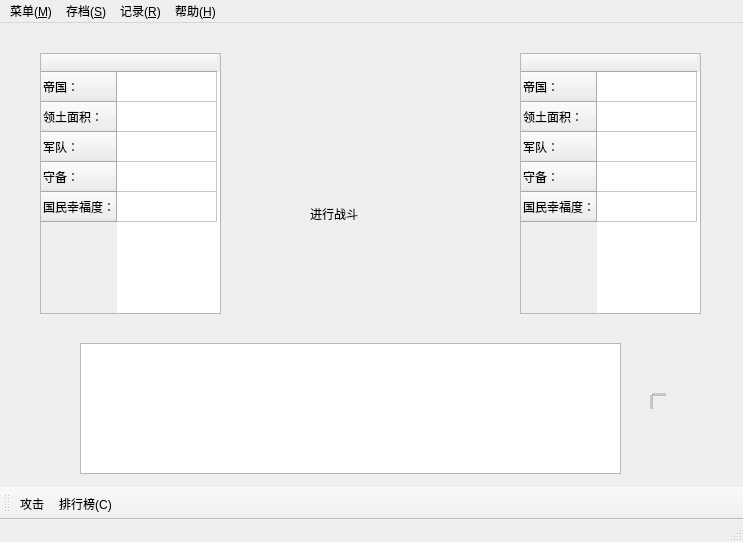
This is SRC/trunk/Game.ui in TimVan1596/History-of-Land as Qt 5 draws it before an edit. The edited form follows.
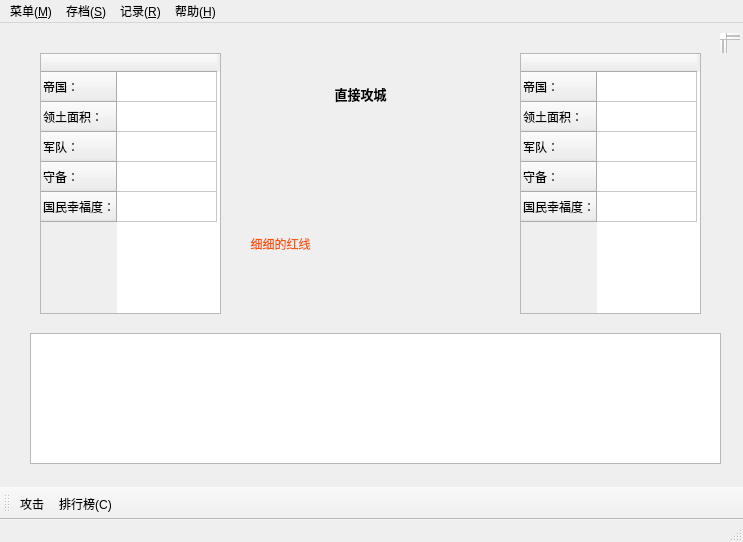
This is the edited form. Icons and pictures are not drawn.

What changed in the file:
```diff
--- a/SRC/trunk/Game.ui
+++ b/SRC/trunk/Game.ui
@@ -27,51 +27,12 @@
      <string/>
     </property>
    </widget>
-   <widget class="QPushButton" name="pushButton">
-    <property name="geometry">
-     <rect>
-      <x>280</x>
-      <y>70</y>
-      <width>131</width>
-      <height>111</height>
-     </rect>
-    </property>
-    <property name="text">
-     <string/>
-    </property>
-    <property name="icon">
-     <iconset resource="gamepageicon.qrc">
-      <normaloff>:/gpicon/images/icon/GamePage_attack.png</normaloff>:/gpicon/images/icon/GamePage_attack.png</iconset>
-    </property>
-    <property name="iconSize">
-     <size>
-      <width>64</width>
-      <height>64</height>
-     </size>
-    </property>
-    <property name="flat">
-     <bool>true</bool>
-    </property>
-   </widget>
-   <widget class="QLabel" name="ProcessStatus">
-    <property name="geometry">
-     <rect>
-      <x>310</x>
-      <y>170</y>
-      <width>81</width>
-      <height>41</height>
-     </rect>
-    </property>
-    <property name="text">
-     <string>进行战斗</string>
-    </property>
-   </widget>
    <widget class="QTextEdit" name="History">
     <property name="geometry">
      <rect>
-      <x>80</x>
-      <y>320</y>
-      <width>541</width>
+      <x>30</x>
+      <y>310</y>
+      <width>691</width>
       <height>131</height>
      </rect>
     </property>
@@ -79,10 +40,10 @@
    <widget class="QTextEdit" name="textEdit">
     <property name="geometry">
      <rect>
-      <x>650</x>
-      <y>370</y>
-      <width>16</width>
-      <height>16</height>
+      <x>720</x>
+      <y>10</y>
+      <width>20</width>
+      <height>20</height>
      </rect>
     </property>
     <property name="frameShape">
@@ -172,6 +133,93 @@
      </property>
     </column>
    </widget>
+   <widget class="QWidget" name="verticalLayoutWidget">
+    <property name="geometry">
+     <rect>
+      <x>240</x>
+      <y>160</y>
+      <width>81</width>
+      <height>94</height>
+     </rect>
+    </property>
+    <layout class="QVBoxLayout" name="ThinRedlLayout">
+     <item>
+      <widget class="QPushButton" name="ThinRedBTN">
+       <property name="text">
+        <string/>
+       </property>
+       <property name="icon">
+        <iconset resource="gamepageicon.qrc">
+         <normaloff>:/gpicon/images/Game/ThinRedLine.png</normaloff>:/gpicon/images/Game/ThinRedLine.png</iconset>
+       </property>
+       <property name="iconSize">
+        <size>
+         <width>64</width>
+         <height>64</height>
+        </size>
+       </property>
+       <property name="flat">
+        <bool>true</bool>
+       </property>
+      </widget>
+     </item>
+     <item>
+      <widget class="QLabel" name="ThinRedTips">
+       <property name="text">
+        <string>&lt;html&gt;&lt;head/&gt;&lt;body&gt;&lt;p align=&quot;center&quot;&gt;&lt;span style=&quot; color:#ff5500;&quot;&gt;细细的红线&lt;/span&gt;&lt;/p&gt;&lt;/body&gt;&lt;/html&gt;</string>
+       </property>
+      </widget>
+     </item>
+    </layout>
+   </widget>
+   <widget class="QWidget" name="verticalLayoutWidget_2">
+    <property name="geometry">
+     <rect>
+      <x>310</x>
+      <y>10</y>
+      <width>101</width>
+      <height>95</height>
+     </rect>
+    </property>
+    <layout class="QVBoxLayout" name="DirectATKLayout">
+     <item>
+      <widget class="QPushButton" name="DirectATKBTN">
+       <property name="text">
+        <string/>
+       </property>
+       <property name="icon">
+        <iconset resource="gamepageicon.qrc">
+         <normaloff>:/gpicon/images/icon/GamePage_attack.png</normaloff>:/gpicon/images/icon/GamePage_attack.png</iconset>
+       </property>
+       <property name="iconSize">
+        <size>
+         <width>64</width>
+         <height>64</height>
+        </size>
+       </property>
+       <property name="flat">
+        <bool>true</bool>
+       </property>
+      </widget>
+     </item>
+     <item>
+      <widget class="QLabel" name="DirectATKTips">
+       <property name="text">
+        <string>&lt;html&gt;&lt;head/&gt;&lt;body&gt;&lt;p align=&quot;center&quot;&gt;&lt;span style=&quot; font-size:10pt; font-weight:600;&quot;&gt;直接攻城&lt;/span&gt;&lt;/p&gt;&lt;/body&gt;&lt;/html&gt;</string>
+       </property>
+       <property name="textFormat">
+        <enum>Qt::RichText</enum>
+       </property>
+       <property name="scaledContents">
+        <bool>true</bool>
+       </property>
+       <property name="wordWrap">
+        <bool>false</bool>
+       </property>
+      </widget>
+     </item>
+    </layout>
+   </widget>
   </widget>
   <widget class="QMenuBar" name="menubar">
    <property name="geometry">
```
